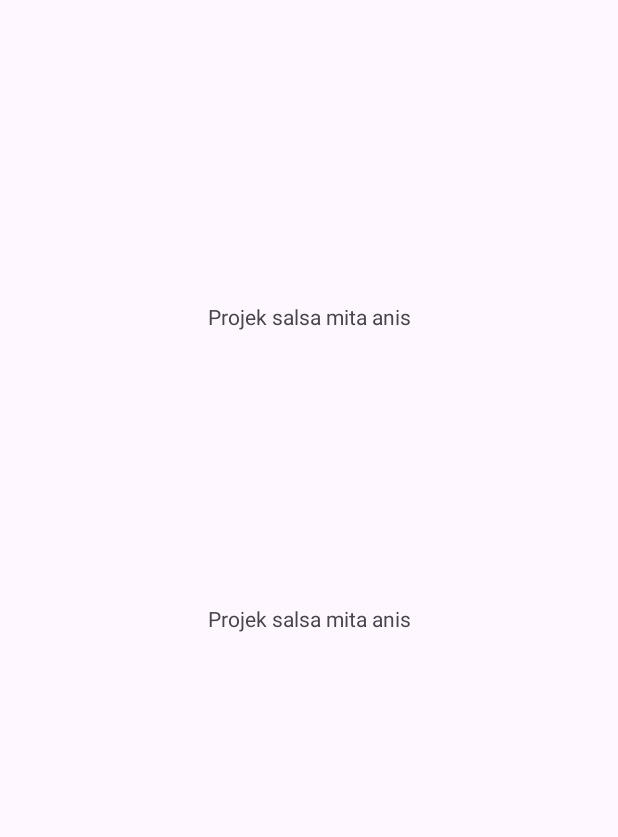
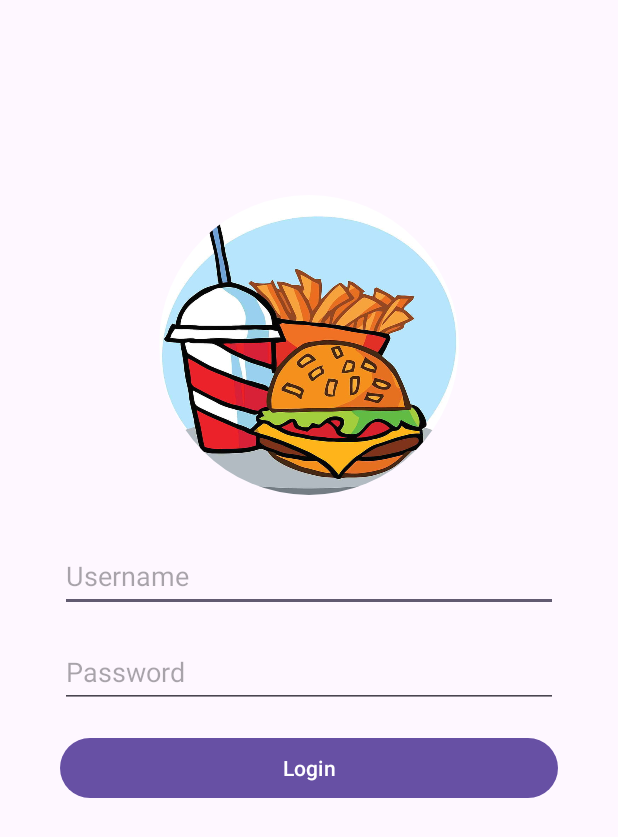
Before and after one commit to salsabilatuadaa/ProjectPBP, an Android app: the screen it shows after launch (MainActivity), on a phone screen of 412 x 824 dp. Shown: the top 837 px of the screen. Run offline under Robolectric (Android 15) with nearby library versions, the phone set to English and light mode, and no system bars; our stand-ins replace CircleImageView.

Commit message:
UI halaman login

```diff
--- a/app/build.gradle.kts
+++ b/app/build.gradle.kts
@@ -5,12 +5,12 @@ plugins {
 
 android {
     namespace = "com.android.projectpbp"
-    compileSdk = 33
+    compileSdk = 34
 
     defaultConfig {
         applicationId = "com.android.projectpbp"
         minSdk = 24
-        targetSdk = 33
+        targetSdk = 34
         versionCode = 1
         versionName = "1.0"
 
@@ -44,4 +44,5 @@ dependencies {
     testImplementation("junit:junit:4.13.2")
     androidTestImplementation("androidx.test.ext:junit:1.1.5")
     androidTestImplementation("androidx.test.espresso:espresso-core:3.5.1")
+    implementation("de.hdodenhof:circleimageview:3.1.0")
 }
--- a/app/src/main/java/com/android/projectpbp/MainActivity.kt
+++ b/app/src/main/java/com/android/projectpbp/MainActivity.kt
@@ -6,6 +6,6 @@ import android.os.Bundle
 class MainActivity : AppCompatActivity() {
     override fun onCreate(savedInstanceState: Bundle?) {
         super.onCreate(savedInstanceState)
-        setContentView(R.layout.activity_main)
+        setContentView(R.layout.login)
     }
 }
--- a/app/src/main/res/layout/activity_main.xml
+++ /dev/null
@@ -1,27 +0,0 @@
-<?xml version="1.0" encoding="utf-8"?>
-<androidx.constraintlayout.widget.ConstraintLayout xmlns:android="http://schemas.android.com/apk/res/android"
-    xmlns:app="http://schemas.android.com/apk/res-auto"
-    xmlns:tools="http://schemas.android.com/tools"
-    android:layout_width="match_parent"
-    android:layout_height="match_parent"
-    tools:context=".MainActivity">
-
-    <TextView
-        android:id="@+id/textview"
-        android:layout_width="wrap_content"
-        android:layout_height="wrap_content"
-        android:text="Projek salsa mita anis"
-        app:layout_constraintBottom_toBottomOf="parent"
-        app:layout_constraintEnd_toEndOf="parent"
-        app:layout_constraintStart_toStartOf="parent"
-        app:layout_constraintTop_toTopOf="parent" />
-    <TextView
-        android:layout_width="wrap_content"
-        android:layout_height="wrap_content"
-        android:text="Projek salsa mita anis"
-        app:layout_constraintBottom_toBottomOf="@+id/textview"
-        app:layout_constraintEnd_toEndOf="@+id/textview"
-        app:layout_constraintStart_toStartOf="@+id/textview"
-        app:layout_constraintTop_toTopOf="parent" />
-
-</androidx.constraintlayout.widget.ConstraintLayout>
--- /dev/null
+++ b/app/src/main/res/layout/login.xml
@@ -0,0 +1,66 @@
+<?xml version="1.0" encoding="utf-8"?>
+<ScrollView
+    xmlns:android="http://schemas.android.com/apk/res/android"
+    xmlns:app="http://schemas.android.com/apk/res-auto"
+    xmlns:tools="http://schemas.android.com/tools"
+    android:layout_width="match_parent"
+    android:layout_height="match_parent"
+    tools:context=".MainActivity">
+
+
+
+    <androidx.constraintlayout.widget.ConstraintLayout
+        android:layout_width="match_parent"
+        android:layout_height="wrap_content"
+        android:layout_marginTop="130dp"
+        android:paddingHorizontal="40dp">
+
+
+        <de.hdodenhof.circleimageview.CircleImageView
+            android:id="@+id/imageViewLogo"
+            android:layout_width="200dp"
+            android:layout_height="200dp"
+            android:src="@drawable/login_food"
+            app:layout_constraintBottom_toTopOf="@+id/editTextUsername"
+            app:layout_constraintEnd_toEndOf="parent"
+            app:layout_constraintStart_toStartOf="parent"
+            app:layout_constraintTop_toTopOf="parent" />
+
+
+        <EditText
+            android:id="@+id/editTextUsername"
+            android:layout_width="0dp"
+            android:layout_height="wrap_content"
+            android:layout_marginTop="30dp"
+            android:hint="Username"
+            android:minHeight="48dp"
+            app:layout_constraintEnd_toEndOf="parent"
+            app:layout_constraintStart_toStartOf="parent"
+            app:layout_constraintTop_toBottomOf="@+id/imageViewLogo" />
+
+        <EditText
+            android:id="@+id/editTextPassword"
+            android:layout_width="0dp"
+            android:layout_height="wrap_content"
+            android:layout_marginTop="16dp"
+            android:hint="Password"
+            android:inputType="textPassword"
+            android:minHeight="48dp"
+            app:layout_constraintEnd_toEndOf="parent"
+            app:layout_constraintStart_toStartOf="parent"
+            app:layout_constraintTop_toBottomOf="@+id/editTextUsername" />
+
+        <Button
+            android:id="@+id/buttonLogin"
+            android:layout_width="0dp"
+            android:layout_height="wrap_content"
+            android:layout_marginTop="16dp"
+            android:text="Login"
+            app:layout_constraintEnd_toEndOf="parent"
+            app:layout_constraintStart_toStartOf="parent"
+            app:layout_constraintTop_toBottomOf="@+id/editTextPassword" />
+
+    </androidx.constraintlayout.widget.ConstraintLayout>
+
+
+</ScrollView>
```
Also changed, not shown: app/src/main/res/drawable/login_food.jpg (added).
